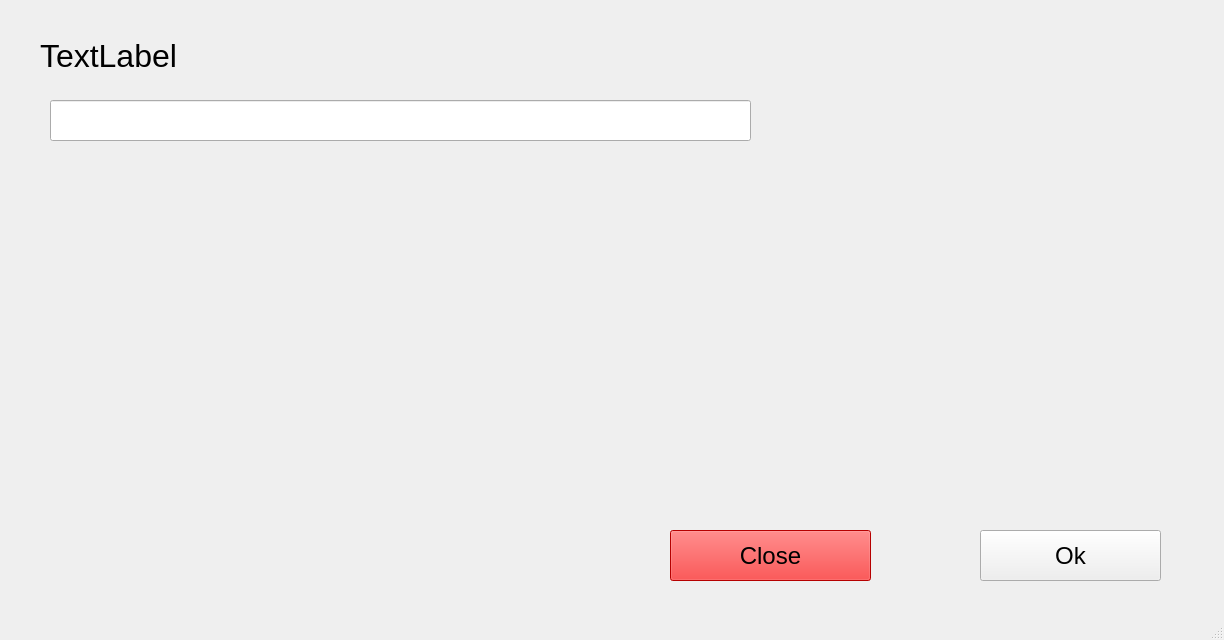
The window that scalewindow.ui (ThinkRORBOT/ScaleGuide) describes before a commit, drawn with Qt 5.
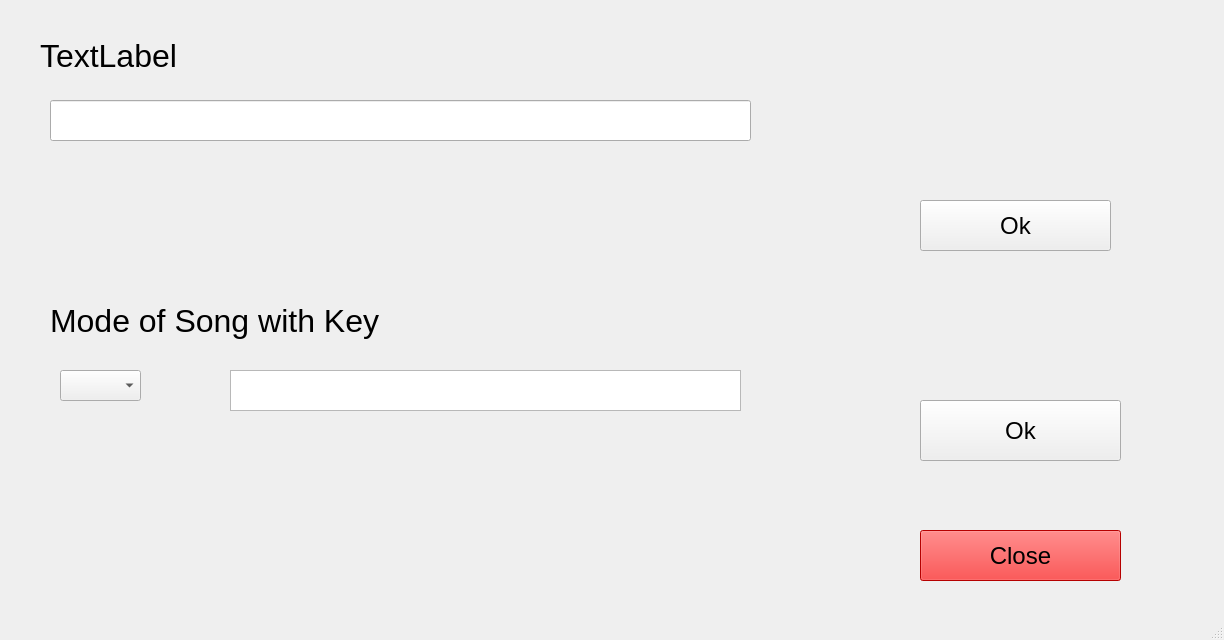
The same window after the commit.

Commit message: Anded input options to work out different keys, started creating a database

```diff
--- a/scalewindow.ui
+++ b/scalewindow.ui
@@ -35,7 +35,7 @@
    <widget class="QPushButton" name="closeButton">
     <property name="geometry">
      <rect>
-      <x>670</x>
+      <x>920</x>
       <y>530</y>
       <width>201</width>
       <height>51</height>
@@ -58,9 +58,9 @@
    <widget class="QPushButton" name="okButton">
     <property name="geometry">
      <rect>
-      <x>980</x>
-      <y>530</y>
-      <width>181</width>
+      <x>920</x>
+      <y>200</y>
+      <width>191</width>
       <height>51</height>
      </rect>
     </property>
@@ -88,6 +88,62 @@
      </font>
     </property>
    </widget>
+   <widget class="QLabel" name="keyLabel">
+    <property name="geometry">
+     <rect>
+      <x>50</x>
+      <y>300</y>
+      <width>351</width>
+      <height>41</height>
+     </rect>
+    </property>
+    <property name="font">
+     <font>
+      <pointsize>24</pointsize>
+     </font>
+    </property>
+    <property name="text">
+     <string>Mode of Song with Key</string>
+    </property>
+   </widget>
+   <widget class="QComboBox" name="keyComboBox">
+    <property name="geometry">
+     <rect>
+      <x>60</x>
+      <y>370</y>
+      <width>81</width>
+      <height>31</height>
+     </rect>
+    </property>
+   </widget>
+   <widget class="QPlainTextEdit" name="modeTextInput">
+    <property name="geometry">
+     <rect>
+      <x>230</x>
+      <y>370</y>
+      <width>511</width>
+      <height>41</height>
+     </rect>
+    </property>
+   </widget>
+   <widget class="QPushButton" name="okButtonM">
+    <property name="geometry">
+     <rect>
+      <x>920</x>
+      <y>400</y>
+      <width>201</width>
+      <height>61</height>
+     </rect>
+    </property>
+    <property name="font">
+     <font>
+      <pointsize>18</pointsize>
+     </font>
+    </property>
+    <property name="text">
+     <string>Ok</string>
+    </property>
+   </widget>
   </widget>
   <widget class="QMenuBar" name="menubar">
    <property name="geometry">
```
Left out of the diff: 2 changed lines with no effect on the pictures. The commit also changes 4 other files.
